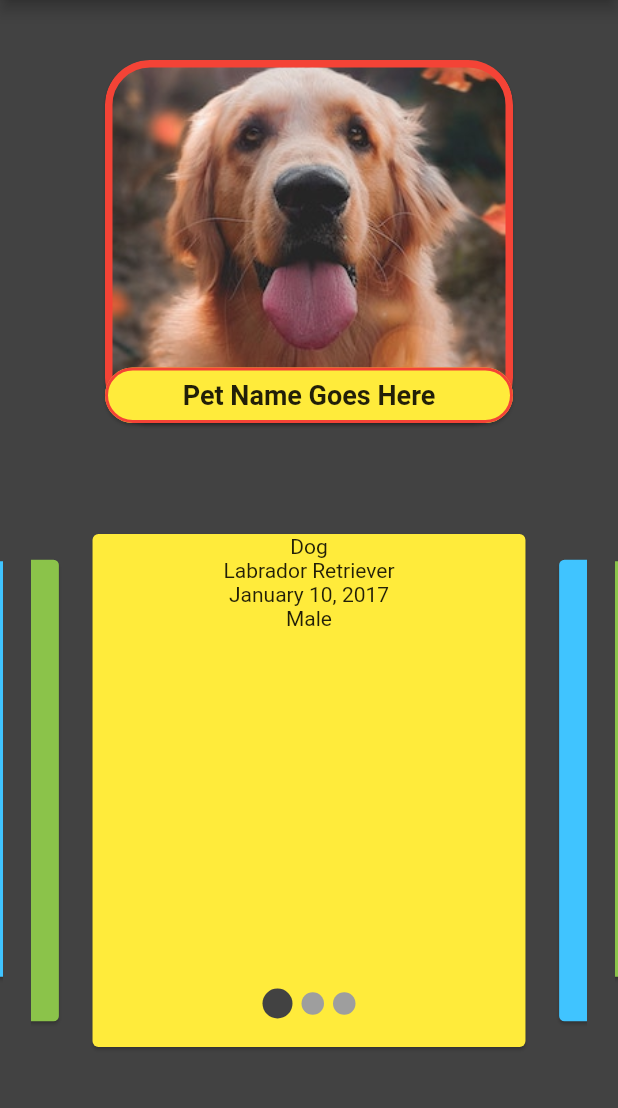
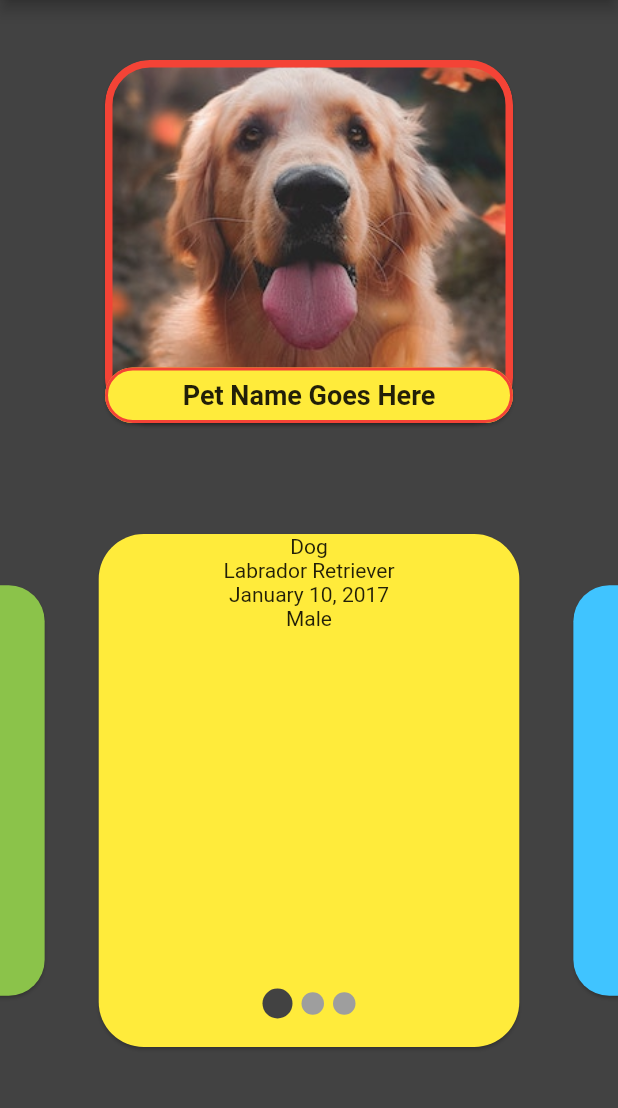
Before and after one commit to carlstep/mypetprojectb, a Flutter app: the screen it shows after launch, on a phone screen of 412 x 824 dp, the part 84-1192 px from its top. Run offline on Flutter 3.47's test engine with Material 2 defaults, Android fonts, the phone set to English and light mode, and no system bars; drawn by our look-alikes of card_swiper; our stand-ins replace font_awesome_flutter.

Commit message:
adjustments to tidy the design

```diff
--- a/lib/main.dart
+++ b/lib/main.dart
@@ -63,12 +63,15 @@ class MyPetApp extends StatelessWidget {
     );
 
     Widget petCardInfoSwipeSection = Container(
+      decoration: BoxDecoration(
+        borderRadius: BorderRadius.all(Radius.circular(20),),
+      ),
         margin: EdgeInsets.only(top: 30, bottom: 30),
         height: 350,
         width: 300,
         child: Swiper.children(
-          viewportFraction: 0.8,
-          scale: 0.9,
+          viewportFraction: 0.7,
+          scale: .8,
           autoplay: false,
           pagination: SwiperPagination(
               margin: EdgeInsets.fromLTRB(0.0, 0.0, 0.0, 20.0),
@@ -79,6 +82,9 @@ class MyPetApp extends StatelessWidget {
                   activeSize: 20.0)),
           children: <Widget>[
             Card(
+              shape: RoundedRectangleBorder(
+                borderRadius: BorderRadius.circular(30),
+              ),
               color: Colors.yellow,
               child: Column(
                 children: [
@@ -90,6 +96,9 @@ class MyPetApp extends StatelessWidget {
               ),
             ),
             Card(
+              shape: RoundedRectangleBorder(
+                borderRadius: BorderRadius.circular(30),
+              ),
               color: Colors.lightBlueAccent,
               child: Column(
                 children: [
@@ -100,6 +109,9 @@ class MyPetApp extends StatelessWidget {
               ),
             ),
             Card(
+              shape: RoundedRectangleBorder(
+                borderRadius: BorderRadius.circular(30),
+              ),
               color: Colors.lightGreen,
               child: Column(
                 children: [
@@ -120,7 +132,7 @@ class MyPetApp extends StatelessWidget {
         body: Swiper(
           itemBuilder: (BuildContext context, int index) {
             child:
-            return ListView(
+            return ListView( // TODO - is this the best widget to use?
               children: [
                 petCardSection,
                 petCardInfoSwipeSection,
@@ -129,8 +141,8 @@ class MyPetApp extends StatelessWidget {
           },
           itemCount: 3,
           scrollDirection: Axis.horizontal,
-          viewportFraction: 0.9,
-          scale: 0.9,
+          viewportFraction: 1,
+          scale: .8,
         ),
       ),
     );
```
